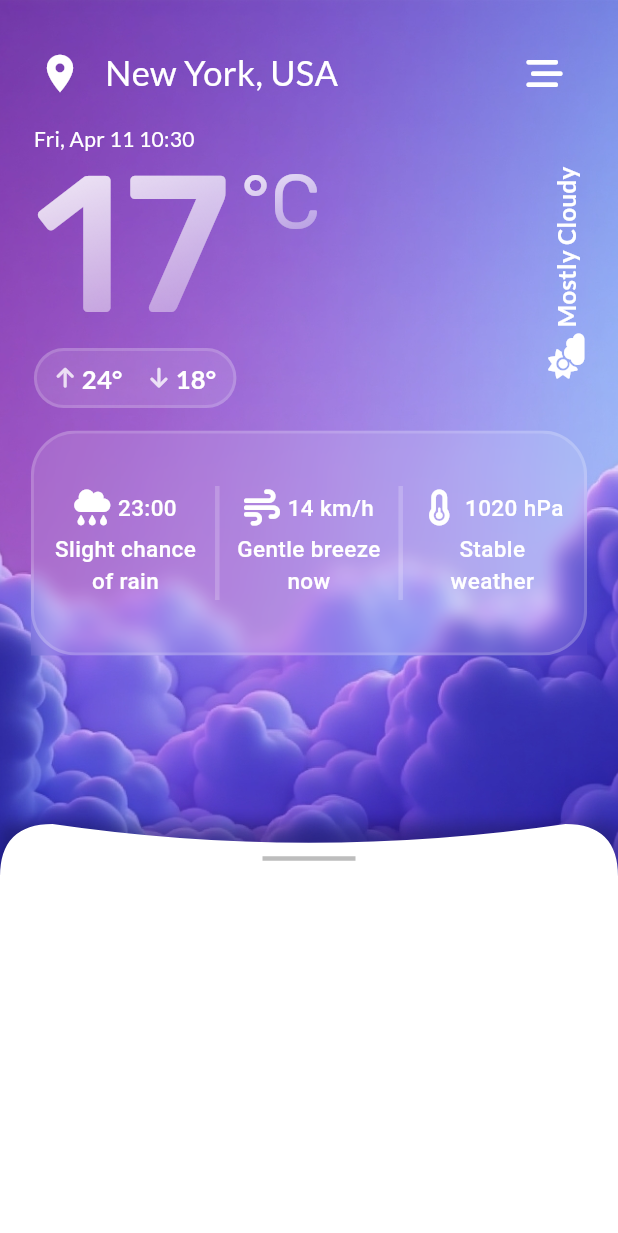
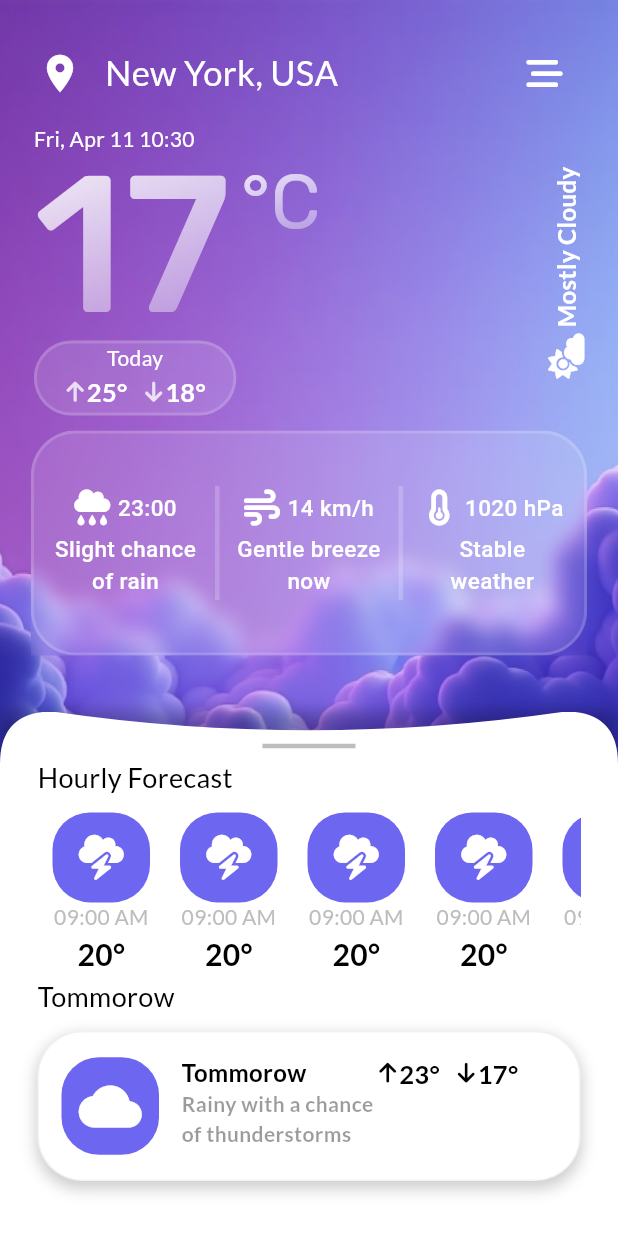
Before and after one commit to GrigoriSaki/weather_app, a Flutter app: the screen it shows after launch, on a phone screen of 412 x 824 dp. Shown: the top 1233 px of the screen. Run offline on Flutter 3.47's test engine with Material 3 defaults, Android fonts, the phone set to English and light mode, and no system bars; drawn by our look-alikes of sliding_up_panel; our stand-ins replace font_awesome_flutter, google_fonts.

Commit message:
slideUp improved

```diff
--- a/lib/components/panel_content.dart
+++ /dev/null
@@ -1,29 +0,0 @@
-import 'package:flutter/material.dart';
-import 'package:weather_app/components/my_clippers.dart';
-
-class PanelContent extends StatelessWidget {
-  const PanelContent({super.key});
-
-  @override
-  Widget build(BuildContext context) {
-    return ClipPath(
-      clipper: TopEdgeCurved(),
-      child: Container(
-        color: Theme.of(context).colorScheme.onPrimary,
-        child: Column(
-          children: [
-            SizedBox(
-              height: 15,
-            ),
-            Divider(
-              color: Theme.of(context).colorScheme.secondary,
-              thickness: 3,
-              endIndent: 175,
-              indent: 175,
-            ),
-          ],
-        ),
-      ),
-    );
-  }
-}
--- /dev/null
+++ b/lib/components/slide_up_content/hourly_forecast.dart
@@ -0,0 +1,56 @@
+import 'package:flutter/material.dart';
+import 'package:google_fonts/google_fonts.dart';
+
+class HourlyForecast extends StatelessWidget {
+  final IconData icon;
+  final String hour;
+  final String temperature;
+  const HourlyForecast(
+      {super.key,
+      required this.icon,
+      required this.hour,
+      required this.temperature});
+
+  @override
+  Widget build(BuildContext context) {
+    return Padding(
+      padding: const EdgeInsets.symmetric(horizontal: 10.0),
+      child: Container(
+        width: 65,
+        child: Column(
+          mainAxisAlignment: MainAxisAlignment.spaceEvenly,
+          crossAxisAlignment: CrossAxisAlignment.center,
+          children: [
+            //icon
+            Container(
+              height: 60,
+              width: double.infinity,
+              decoration: BoxDecoration(
+                  color: Theme.of(context).colorScheme.tertiary,
+                  borderRadius: BorderRadius.circular(25)),
+              child: Icon(
+                icon,
+                size: 30,
+                color: Theme.of(context).colorScheme.onPrimary,
+              ),
+            ),
+
+            //hour
+            Text(hour,
+                style: GoogleFonts.lato(
+                    fontSize: 14,
+                    fontWeight: FontWeight.w500,
+                    color: Theme.of(context).colorScheme.secondary)),
+
+            //temperature
+            Text(temperature + "°",
+                style: GoogleFonts.lato(
+                    fontSize: 20,
+                    fontWeight: FontWeight.w600,
+                    color: Theme.of(context).colorScheme.onSurface)),
+          ],
+        ),
+      ),
+    );
+  }
+}
--- /dev/null
+++ b/lib/components/slide_up_content/panel_content.dart
@@ -0,0 +1,67 @@
+import 'package:flutter/material.dart';
+import 'package:font_awesome_flutter/font_awesome_flutter.dart';
+import 'package:google_fonts/google_fonts.dart';
+import 'package:weather_app/components/my_clippers.dart';
+import 'package:weather_app/components/slide_up_content/hourly_forecast.dart';
+import 'package:weather_app/components/slide_up_content/tommorow_forecast.dart';
+
+class PanelContent extends StatelessWidget {
+  const PanelContent({super.key});
+
+  @override
+  Widget build(BuildContext context) {
+    return ClipPath(
+      clipper: TopEdgeCurved(),
+      child: Container(
+        color: Theme.of(context).colorScheme.onPrimary,
+        child: Padding(
+          padding: const EdgeInsets.symmetric(horizontal: 25.0),
+          child: Column(
+            crossAxisAlignment: CrossAxisAlignment.start,
+            children: [
+              SizedBox(
+                height: 15,
+              ),
+              Divider(
+                color: Theme.of(context).colorScheme.secondary,
+                thickness: 3,
+                endIndent: 150,
+                indent: 150,
+              ),
+              Text("Hourly Forecast",
+                  style: GoogleFonts.lato(
+                      fontSize: 18,
+                      fontWeight: FontWeight.w500,
+                      color: Theme.of(context).colorScheme.onSurface)),
+              SizedBox(
+                height: 10,
+              ),
+              Container(
+                  height: 110,
+                  width: double.infinity,
+                  child: ListView.builder(
+                      scrollDirection: Axis.horizontal,
+                      itemCount: 5,
+                      itemBuilder: (context, index) {
+                        return HourlyForecast(
+                          icon: FontAwesomeIcons.cloudBolt,
+                          hour: "09:00 AM",
+                          temperature: "20",
+                        );
+                      })),
+              Text("Tommorow",
+                  style: GoogleFonts.lato(
+                      fontSize: 18,
+                      fontWeight: FontWeight.w500,
+                      color: Theme.of(context).colorScheme.onSurface)),
+              SizedBox(
+                height: 10,
+              ),
+              TommorowForecast()
+            ],
+          ),
+        ),
+      ),
+    );
+  }
+}
--- /dev/null
+++ b/lib/components/slide_up_content/tommorow_forecast.dart
@@ -0,0 +1,95 @@
+import 'package:flutter/material.dart';
+import 'package:google_fonts/google_fonts.dart';
+import 'package:weather_app/components/two_temp_widg.dart';
+
+class TommorowForecast extends StatelessWidget {
+  const TommorowForecast({super.key});
+
+  final String comment = "Rainy with a chance of thunderstorms";
+
+  @override
+  Widget build(BuildContext context) {
+    return Container(
+      height: 100,
+      width: double.infinity,
+      decoration: BoxDecoration(
+        border: Border.all(
+          color: Theme.of(context).colorScheme.secondary.withAlpha(50),
+          width: 1,
+        ),
+        boxShadow: [
+          BoxShadow(
+            color: Theme.of(context).colorScheme.onSurface.withAlpha(50),
+            blurRadius: 8,
+            offset: Offset(0, 4),
+            spreadRadius: 1,
+          )
+        ],
+        color: Theme.of(context).colorScheme.onPrimary,
+        borderRadius: BorderRadius.circular(30),
+      ),
+      child: Padding(
+        padding: const EdgeInsets.all(15.0),
+        child: Row(
+          children: [
+            Container(
+              height: 65,
+              width: 65,
+              decoration: BoxDecoration(
+                  color: Theme.of(context).colorScheme.tertiary,
+                  borderRadius: BorderRadius.circular(25)),
+              child: Icon(
+                Icons.cloud,
+                size: 42,
+                color: Theme.of(context).colorScheme.onPrimary,
+              ),
+            ),
+            SizedBox(
+              width: 15,
+            ),
+            Container(
+              width: 130,
+              child: Column(
+                crossAxisAlignment: CrossAxisAlignment.start,
+                children: [
+                  Text("Tommorow",
+                      style: GoogleFonts.lato(
+                          fontSize: 16,
+                          fontWeight: FontWeight.w600,
+                          color: Theme.of(context).colorScheme.onSurface)),
+                  Text(comment,
+                      maxLines: 2,
+                      overflow: TextOverflow.ellipsis,
+                      style: GoogleFonts.lato(
+                          fontSize: 14,
+                          fontWeight: FontWeight.w600,
+                          color: Theme.of(context)
+                              .colorScheme
+                              .onSurface
+                              .withAlpha(100)))
+                ],
+              ),
+            ),
+            Expanded(
+              child: Column(
+                mainAxisAlignment: MainAxisAlignment.start,
+                children: [
+                  Row(
+                    children: [
+                      TwoTempWidg(
+                        textColor: Theme.of(context).colorScheme.onSurface,
+                        iconColor: Colors.black,
+                        lowTemp: "17",
+                        highTemp: "23",
+                      ),
+                    ],
+                  ),
+                ],
+              ),
+            )
+          ],
+        ),
+      ),
+    );
+  }
+}
--- /dev/null
+++ b/lib/components/two_temp_widg.dart
@@ -0,0 +1,44 @@
+import 'package:flutter/material.dart';
+import 'package:font_awesome_flutter/font_awesome_flutter.dart';
+import 'package:google_fonts/google_fonts.dart';
+
+class TwoTempWidg extends StatelessWidget {
+  const TwoTempWidg({
+    super.key,
+    required this.iconColor,
+    required this.textColor,
+    required this.lowTemp,
+    required this.highTemp,
+  });
+  final Color iconColor;
+  final Color textColor;
+  final String lowTemp;
+  final String highTemp;
+
+  @override
+  Widget build(BuildContext context) {
+    return Container(
+      child: Row(
+        mainAxisAlignment: MainAxisAlignment.spaceEvenly,
+        crossAxisAlignment: CrossAxisAlignment.center,
+        children: [
+          Icon(FontAwesomeIcons.arrowUp, size: 15, color: iconColor),
+          Text(
+            highTemp + "°",
+            style: GoogleFonts.lato(
+                color: textColor, fontSize: 17, fontWeight: FontWeight.w600),
+          ),
+          SizedBox(
+            width: 10,
+          ),
+          Icon(FontAwesomeIcons.arrowDown, size: 15, color: iconColor),
+          Text(
+            lowTemp + "°",
+            style: GoogleFonts.lato(
+                color: textColor, fontSize: 17, fontWeight: FontWeight.w600),
+          ),
+        ],
+      ),
+    );
+  }
+}
--- /dev/null
+++ b/lib/components/weather_widgets/animated_temp_widg.dart
@@ -0,0 +1,85 @@
+import 'package:flutter/material.dart';
+import 'package:google_fonts/google_fonts.dart';
+import 'package:weather_app/components/two_temp_widg.dart';
+
+class AnimatedTempWidget extends StatefulWidget {
+  final bool isExpanded;
+  const AnimatedTempWidget({super.key, required this.isExpanded});
+
+  @override
+  State<AnimatedTempWidget> createState() => _AnimatedTempWidgetState();
+}
+
+class _AnimatedTempWidgetState extends State<AnimatedTempWidget> {
+  @override
+  Widget build(BuildContext context) {
+    return Row(
+      mainAxisAlignment: MainAxisAlignment.spaceEvenly,
+      children: [
+        Column(
+          mainAxisAlignment: MainAxisAlignment.start,
+          children: [
+            Text(
+              "Today",
+              style: GoogleFonts.lato(
+                  color: Theme.of(context).colorScheme.onPrimary),
+            ),
+            Row(
+              children: [
+                SizedBox(
+                  width: 10,
+                ),
+                TwoTempWidg(
+                  textColor: Theme.of(context).colorScheme.onPrimary,
+                  lowTemp: "18",
+                  highTemp: "25",
+                  iconColor:
+                      Theme.of(context).colorScheme.onPrimary.withAlpha(200),
+                ),
+                SizedBox(
+                  width: 10,
+                ),
+              ],
+            ),
+          ],
+        ),
+        widget.isExpanded
+            ? RotatedBox(
+                quarterTurns: 3,
+                child: Divider(
+                  color: Theme.of(context).colorScheme.onPrimary.withAlpha(50),
+                  thickness: 3,
+                  endIndent: 5,
+                  indent: 5,
+                ),
+              )
+            : SizedBox(),
+        widget.isExpanded
+            ? Column(
+                children: [
+                  Text(
+                    "Tomorrow",
+                    style: GoogleFonts.lato(
+                        color: Theme.of(context).colorScheme.onPrimary),
+                  ),
+                  Row(
+                    children: [
+                      SizedBox(width: 10),
+                      TwoTempWidg(
+                        textColor: Theme.of(context).colorScheme.onPrimary,
+                        lowTemp: "18",
+                        highTemp: "25",
+                        iconColor: Theme.of(context)
+                            .colorScheme
+                            .onPrimary
+                            .withAlpha(200),
+                      ),
+                    ],
+                  ),
+                ],
+              )
+            : SizedBox(),
+      ],
+    );
+  }
+}
--- a/lib/components/weather_widgets/main_weather_card.dart
+++ b/lib/components/weather_widgets/main_weather_card.dart
@@ -4,23 +4,31 @@ import 'package:flutter/material.dart';
 import 'package:font_awesome_flutter/font_awesome_flutter.dart';
 import 'package:google_fonts/google_fonts.dart';
 import 'package:intl/intl.dart';
+import 'package:weather_app/components/weather_widgets/animated_temp_widg.dart';
 import 'package:weather_app/theme/gradient_text.dart';
 
-class MainWeatherCard extends StatelessWidget {
+class MainWeatherCard extends StatefulWidget {
   final double panelPosition;
   final double blurValue;
+  bool isExpanded = false;
   MainWeatherCard(
       {super.key, required this.panelPosition, required this.blurValue});
+  double tempWidgWidth = 135;
 
+  @override
+  State<MainWeatherCard> createState() => _MainWeatherCardState();
+}
+
+class _MainWeatherCardState extends State<MainWeatherCard> {
   final String formattedDate =
       DateFormat('E, MMM d HH:mm').format(DateTime.now());
 
   @override
   Widget build(BuildContext context) {
-    double scale = 1.0 - (panelPosition * 0.1);
-    double offset = -(panelPosition * 10);
-    double offsetTopC = -(panelPosition * 5);
-    double offsetRightC = -(panelPosition * 10);
+    double scale = 1.0 - (widget.panelPosition * 0.1);
+    double offset = -(widget.panelPosition * 10);
+    double offsetTopC = -(widget.panelPosition * 5);
+    double offsetRightC = -(widget.panelPosition * 10);
     double widgetHeight = MediaQuery.of(context).size.height * 0.25;
 
     return Padding(
@@ -30,13 +38,61 @@ class MainWeatherCard extends StatelessWidget {
         width: MediaQuery.of(context).size.width * 0.9,
         child: Stack(
           children: [
+            //Predicted Temperature for today
             Positioned(
-                right: 2 + panelPosition * 130,
+                bottom: 10 + (widget.panelPosition * 110),
+                left: 2 + (widget.panelPosition * 190),
+                child: GestureDetector(
+                  onTap: () {
+                    setState(() {
+                      if (widget.tempWidgWidth <= 135 &&
+                          widget.panelPosition == 0) {
+                        widget.tempWidgWidth = 300;
+                        Future.delayed(
+                          Duration(milliseconds: 250),
+                          () {
+                            setState(() {
+                              widget.isExpanded = true;
+                            });
+                          },
+                        );
+                      } else if (widget.tempWidgWidth > 135) {
+                        widget.isExpanded = false;
+                        widget.tempWidgWidth = 135;
+                      }
+                    });
+                  },
+                  child: AnimatedContainer(
+                    duration: Duration(milliseconds: 200),
+                    curve: Curves.easeInOut,
+                    height: 50,
+                    width: widget.tempWidgWidth,
+                    decoration: BoxDecoration(
+                        border: Border.all(
+                            color: Theme.of(context)
+                                .colorScheme
+                                .onPrimary
+                                .withAlpha(40),
+                            width: 2),
+                        color: Theme.of(context)
+                            .colorScheme
+                            .onPrimary
+                            .withAlpha(30),
+                        borderRadius: BorderRadius.circular(30)),
+                    child: Padding(
+                        padding: const EdgeInsets.symmetric(horizontal: 8.0),
+                        child: AnimatedTempWidget(
+                          isExpanded: widget.isExpanded,
+                        )),
+                  ),
+                )),
+            Positioned(
+                right: 2 + widget.panelPosition * 130,
                 top: 30,
                 child: RotatedBox(
                     quarterTurns: 3,
                     child: Transform.rotate(
-                      angle: 0 + (panelPosition * 1.57),
+                      angle: 0 + (widget.panelPosition * 1.57),
                       child: Row(
                         children: [
                           Icon(
@@ -56,74 +112,16 @@ class MainWeatherCard extends StatelessWidget {
                       ),
                     ))),
 
-            //Predicted Temperature for today
-            Positioned(
-                bottom: 15 + (panelPosition * 110),
-                left: 2 + (panelPosition * 190),
-                child: Container(
-                  height: 40,
-                  width: 135,
-                  decoration: BoxDecoration(
-                      border: Border.all(
-                          color: Theme.of(context)
-                              .colorScheme
-                              .onPrimary
-                              .withAlpha(40),
-                          width: 2),
-                      color:
-                          Theme.of(context).colorScheme.onPrimary.withAlpha(30),
-                      borderRadius: BorderRadius.circular(30)),
-                  child: Padding(
-                    padding: const EdgeInsets.symmetric(horizontal: 8.0),
-                    child: Row(
-                      mainAxisAlignment: MainAxisAlignment.spaceEvenly,
-                      children: [
-                        Icon(FontAwesomeIcons.arrowUp,
-                            size: 15,
-                            color: Theme.of(context)
-                                .colorScheme
-                                .onPrimary
-                                .withAlpha(200)),
-                        Text(
-                          "24" + "°",
-                          style: GoogleFonts.lato(
-                              color: Theme.of(context).colorScheme.onPrimary,
-                              fontSize: 17,
-                              fontWeight: FontWeight.w600),
-                        ),
-                        SizedBox(
-                          width: 10,
-                        ),
-                        Icon(
-                          FontAwesomeIcons.arrowDown,
-                          size: 15,
-                          color: Theme.of(context)
-                              .colorScheme
-                              .onPrimary
-                              .withAlpha(200),
-                        ),
-                        Text(
-                          "18" + "°",
-                          style: GoogleFonts.lato(
-                              color: Theme.of(context).colorScheme.onPrimary,
-                              fontSize: 17,
-                              fontWeight: FontWeight.w600),
-                        ),
-                      ],
-                    ),
-                  ),
-                )),
-
             //Blur effect
-            if (blurValue > 0)
+            if (widget.blurValue > 0)
               Positioned(
                 top: 0,
                 left: 0,
                 height: 200,
                 child: BackdropFilter(
                   filter: ImageFilter.blur(
-                    sigmaX: blurValue,
-                    sigmaY: blurValue,
+                    sigmaX: widget.blurValue,
+                    sigmaY: widget.blurValue,
                   ),
                   child: Container(
                     color: Colors.transparent,
@@ -148,12 +146,14 @@ class MainWeatherCard extends StatelessWidget {
               left: 2,
               child: Transform.scale(
                 scale: scale,
+                child: IgnorePointer(
                   child: GradientText(
                     text: "17",
                     fontSize: 130,
                     fontWeight: FontWeight.w500,
                     color: Colors.white,
                     applyHeightBehaviors: false,
+                  ),
                 ),
               ),
             ),
--- a/lib/main.dart
+++ b/lib/main.dart
@@ -1,9 +1,11 @@
 import 'package:flutter/material.dart';
+import 'package:flutter/rendering.dart';
 import 'package:weather_app/pages/home_with_panel.dart';
 import 'package:weather_app/theme/dark_mode.dart';
 import 'package:weather_app/theme/light_mode.dart';
 
 void main() {
+  debugPaintSizeEnabled = false;
   runApp(const MyApp());
 }
 
--- a/lib/pages/home_page.dart
+++ b/lib/pages/home_page.dart
@@ -1,7 +1,6 @@
 import 'package:flutter/material.dart';
 import 'package:weather_app/components/weather_widgets/main_weather_card.dart';
 import 'package:weather_app/components/my_app_bar.dart';
-import 'package:weather_app/components/drawer/my_drawer.dart';
 import 'package:weather_app/components/weather_widgets/second_weather_card.dart';
 
 class HomePage extends StatefulWidget {
@@ -20,10 +19,7 @@ class HomePage extends StatefulWidget {
 class _HomePageState extends State<HomePage> {
   @override
   Widget build(BuildContext context) {
-    return Scaffold(
-      drawer: MyDrawer(),
-      backgroundColor: Theme.of(context).colorScheme.primary,
-      body: Padding(
+    return Padding(
       padding: const EdgeInsets.only(bottom: 100.0),
       child: Container(
         height: MediaQuery.of(context).size.height,
@@ -43,7 +39,6 @@ class _HomePageState extends State<HomePage> {
           ],
         ),
       ),
-      ),
     );
   }
 }
--- a/lib/pages/home_with_panel.dart
+++ b/lib/pages/home_with_panel.dart
@@ -1,6 +1,7 @@
 import 'package:flutter/material.dart';
 import 'package:sliding_up_panel/sliding_up_panel.dart';
-import 'package:weather_app/components/panel_content.dart';
+import 'package:weather_app/components/drawer/my_drawer.dart';
+import 'package:weather_app/components/slide_up_content/panel_content.dart';
 import 'package:weather_app/pages/home_page.dart';
 
 class HomeWithPanel extends StatefulWidget {
@@ -18,11 +19,12 @@ class _HomeWithPanelState extends State<HomeWithPanel> {
   @override
   Widget build(BuildContext context) {
     return Scaffold(
+      drawer: MyDrawer(),
       body: SlidingUpPanel(
         controller: _panelController,
         color: Colors.transparent,
-        minHeight: MediaQuery.of(context).size.height / 3,
-        maxHeight: MediaQuery.of(context).size.height * 2 / 3,
+        minHeight: 75 + MediaQuery.of(context).size.height / 3,
+        maxHeight: 50 + MediaQuery.of(context).size.height * 2 / 3,
         panel: PanelContent(),
         onPanelSlide: (position) {
           setState(() {
```
Lines whose indentation alone changed are shown as unchanged.
